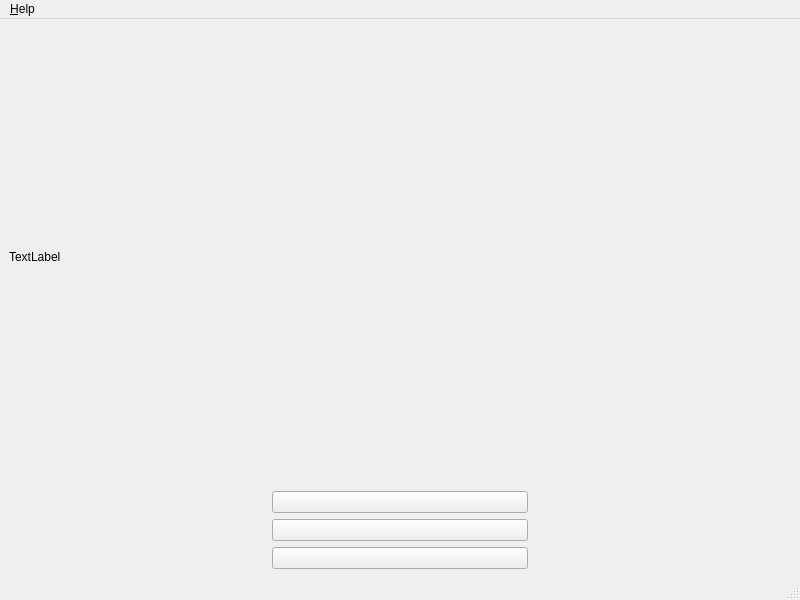
This is checkeng/main_window.ui in kusanekinov/CheckEng as Qt 5 draws it before an edit. The edited form follows.
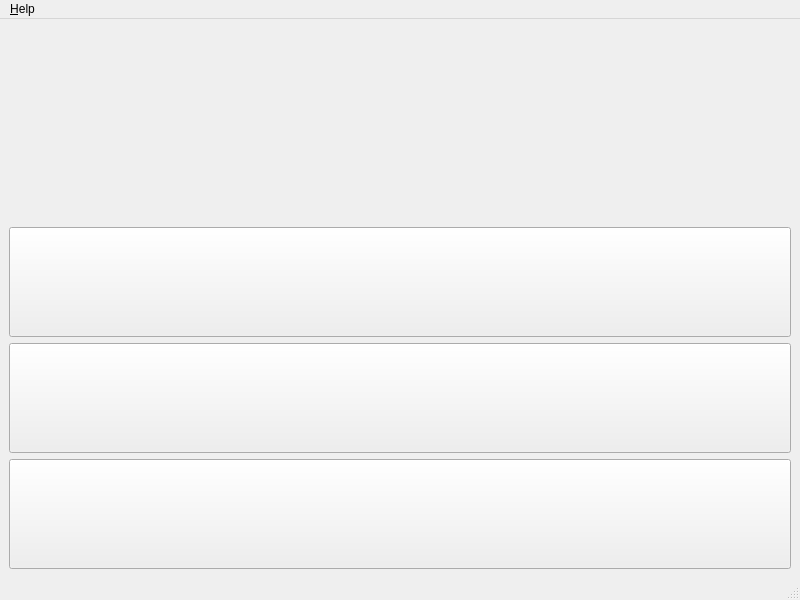
This is the edited form.

```diff
--- a/checkeng/main_window.ui
+++ b/checkeng/main_window.ui
@@ -17,27 +17,114 @@
    <layout class="QGridLayout" name="gridLayout">
     <item row="1" column="0" colspan="3">
      <widget class="QLabel" name="l_question">
+      <property name="maximumSize">
+       <size>
+        <width>1000</width>
+        <height>300</height>
+       </size>
+      </property>
+      <property name="font">
+       <font>
+        <pointsize>20</pointsize>
+        <weight>75</weight>
+        <italic>false</italic>
+        <bold>true</bold>
+        <underline>false</underline>
+        <strikeout>false</strikeout>
+        <kerning>true</kerning>
+       </font>
+      </property>
+      <property name="focusPolicy">
+       <enum>Qt::StrongFocus</enum>
+      </property>
+      <property name="layoutDirection">
+       <enum>Qt::LeftToRight</enum>
+      </property>
       <property name="text">
-       <string>TextLabel</string>
+       <string/>
       </property>
+      <property name="textFormat">
+       <enum>Qt::PlainText</enum>
+      </property>
+      <property name="alignment">
+       <set>Qt::AlignCenter</set>
+      </property>
      </widget>
     </item>
-    <item row="3" column="1">
-     <widget class="QPushButton" name="pb_answer3">
+    <item row="2" column="0" colspan="3">
+     <widget class="QPushButton" name="pb_first">
+      <property name="sizePolicy">
+       <sizepolicy hsizetype="Minimum" vsizetype="Fixed">
+        <horstretch>0</horstretch>
+        <verstretch>0</verstretch>
+       </sizepolicy>
+      </property>
+      <property name="minimumSize">
+       <size>
+        <width>0</width>
+        <height>0</height>
+       </size>
+      </property>
+      <property name="maximumSize">
+       <size>
+        <width>1000</width>
+        <height>110</height>
+       </size>
+      </property>
+      <property name="font">
+       <font>
+        <pointsize>15</pointsize>
+        <weight>50</weight>
+        <bold>false</bold>
+        <stylestrategy>PreferAntialias</stylestrategy>
+       </font>
+      </property>
+      <property name="cursor">
+       <cursorShape>ArrowCursor</cursorShape>
+      </property>
       <property name="text">
        <string/>
       </property>
      </widget>
     </item>
-    <item row="2" column="1">
-     <widget class="QPushButton" name="pb_answer1">
+    <item row="6" column="0" colspan="3">
+     <widget class="QPushButton" name="pb_third">
+      <property name="maximumSize">
+       <size>
+        <width>1000</width>
+        <height>110</height>
+       </size>
+      </property>
+      <property name="font">
+       <font>
+        <pointsize>15</pointsize>
+        <weight>50</weight>
+        <bold>false</bold>
+       </font>
+      </property>
       <property name="text">
        <string/>
       </property>
      </widget>
     </item>
-    <item row="4" column="1">
-     <widget class="QPushButton" name="pb_answer2">
+    <item row="3" column="0" colspan="3">
+     <widget class="QPushButton" name="pb_second">
+      <property name="maximumSize">
+       <size>
+        <width>1000</width>
+        <height>110</height>
+       </size>
+      </property>
+      <property name="font">
+       <font>
+        <pointsize>15</pointsize>
+        <weight>50</weight>
+        <bold>false</bold>
+       </font>
+      </property>
+      <property name="focusPolicy">
+       <enum>Qt::NoFocus</enum>
+      </property>
       <property name="text">
        <string/>
       </property>
```
